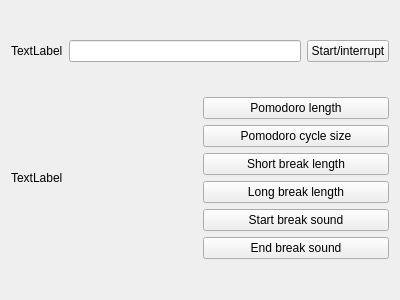
Before: the Qt Designer form mainwindow.ui in clckwrkbdgr/pomodoro-timer, drawn with Qt 5.
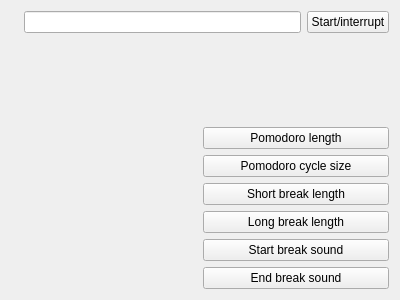
After: the same form once the commit is applied.

Commit message: Added statistics output onto main form. Refactoring.

What changed in the file:
```diff
--- a/mainwindow.ui
+++ b/mainwindow.ui
@@ -19,7 +19,7 @@
      <item>
       <widget class="QLabel" name="icon">
        <property name="text">
-        <string>TextLabel</string>
+        <string/>
        </property>
       </widget>
      </item>
@@ -35,12 +35,19 @@
      </item>
     </layout>
    </item>
+   <item>
+    <widget class="QLabel" name="statistics">
+     <property name="text">
+      <string/>
+     </property>
+    </widget>
+   </item>
    <item>
     <layout class="QHBoxLayout" name="horizontalLayout_2">
      <item>
       <widget class="QLabel" name="description">
        <property name="text">
-        <string>TextLabel</string>
+        <string/>
        </property>
       </widget>
      </item>
```
The commit also changes 2 other files.
